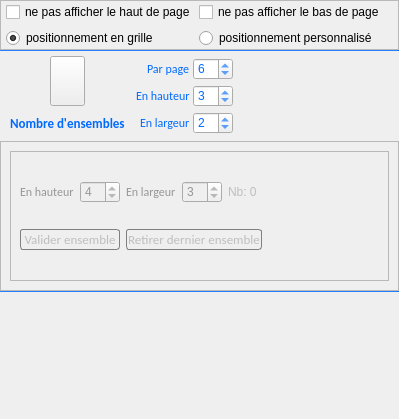
The window that PhotosConsigne/ui/pagesets.ui (FlorianLance/PhotosConsigne) describes before a commit, drawn with Qt 5.
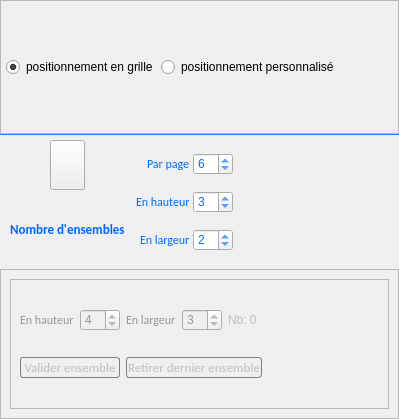
The same window after the commit. Icons and pictures are not drawn.

What changed in the file:
```diff
--- a/PhotosConsigne/ui/pagesets.ui
+++ b/PhotosConsigne/ui/pagesets.ui
@@ -68,7 +68,14 @@
       <property name="verticalSpacing">
        <number>10</number>
       </property>
-      <item row="1" column="1">
+      <item row="0" column="2">
+       <widget class="QRadioButton" name="rbPersonnalised">
+        <property name="text">
+         <string>positionnement personnalisé</string>
+        </property>
+       </widget>
+      </item>
+      <item row="0" column="1">
        <widget class="QRadioButton" name="rbGrid">
         <property name="text">
          <string>positionnement en grille</string>
@@ -78,14 +85,7 @@
         </property>
        </widget>
       </item>
-      <item row="1" column="2">
-       <widget class="QRadioButton" name="rbPersonnalised">
-        <property name="text">
-         <string>positionnement personnalisé</string>
-        </property>
-       </widget>
-      </item>
-      <item row="1" column="3">
+      <item row="0" column="3">
        <spacer name="horizontalSpacer">
         <property name="orientation">
          <enum>Qt::Horizontal</enum>
@@ -98,20 +98,6 @@
         </property>
        </spacer>
       </item>
-      <item row="0" column="1">
-       <widget class="QCheckBox" name="cbDontDisplayHeader">
-        <property name="text">
-         <string>ne pas afficher le haut de page</string>
-        </property>
-       </widget>
-      </item>
-      <item row="0" column="2">
-       <widget class="QCheckBox" name="cbDontDisplayFooter">
-        <property name="text">
-         <string>ne pas afficher le bas de page</string>
-        </property>
-       </widget>
-      </item>
      </layout>
     </widget>
    </item>
@@ -871,38 +857,6 @@
      </layout>
     </widget>
    </item>
-   <item>
-    <widget class="Line" name="line2">
-     <property name="maximumSize">
-      <size>
-       <width>16777215</width>
-       <height>1</height>
-      </size>
-     </property>
-     <property name="styleSheet">
-      <string notr="true">	background-color: rgb(0,106,255);</string>
-     </property>
-     <property name="orientation">
-      <enum>Qt::Horizontal</enum>
-     </property>
-    </widget>
-   </item>
-   <item>
-    <spacer name="verticalSpacer1">
-     <property name="orientation">
-      <enum>Qt::Vertical</enum>
-     </property>
-     <property name="sizeType">
-      <enum>QSizePolicy::Expanding</enum>
-     </property>
-     <property name="sizeHint" stdset="0">
-      <size>
-       <width>20</width>
-       <height>407</height>
-      </size>
-     </property>
-    </spacer>
-   </item>
   </layout>
  </widget>
  <resources>
```
